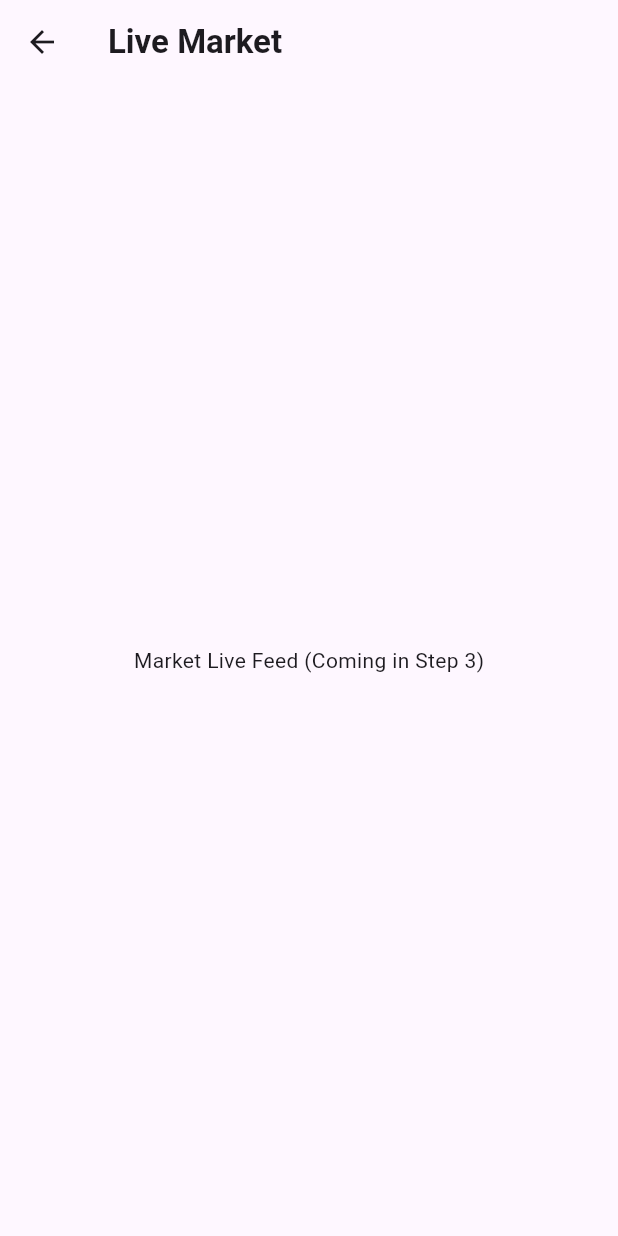
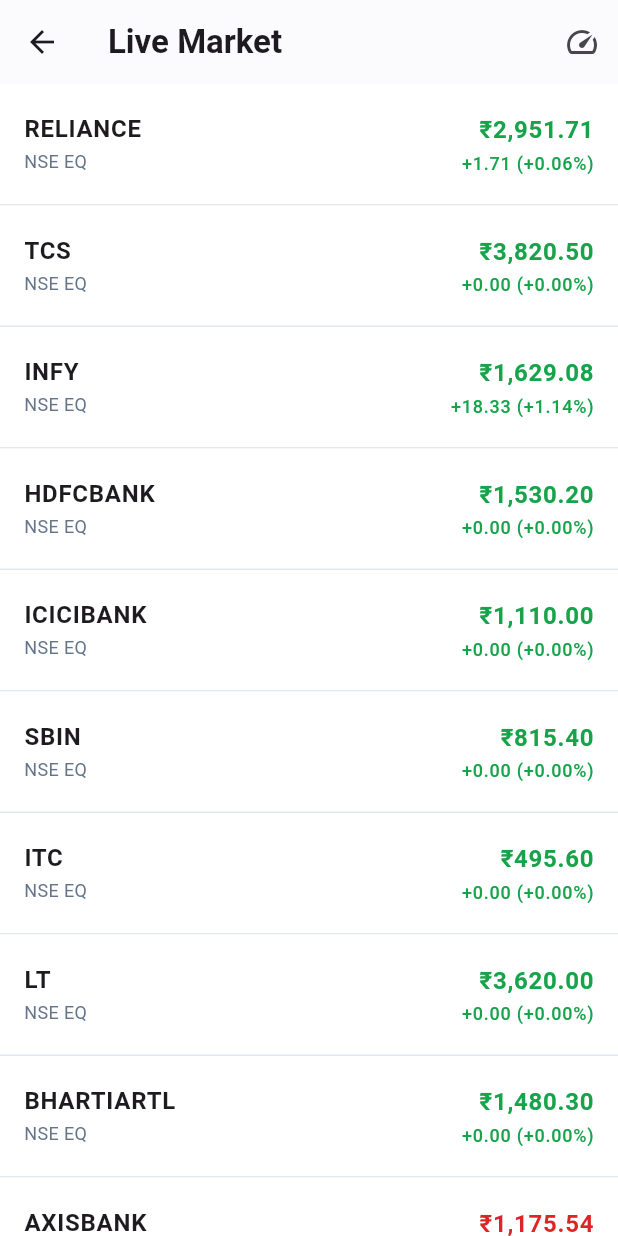
Before and after one commit to Shubhangi-H98/trading_app_021, a Flutter app: the MarketPage screen opened directly, on a phone screen of 412 x 824 dp. Run offline on Flutter 3.47's test engine with Material 3 defaults, Android fonts, the phone set to English and light mode, and no system bars; our stand-ins replace equatable, flutter_bloc, shared_preferences; accounts and stored records are empty.

Commit message:
feat(market): implement core data layer and real-time live price feed with flash animations

```diff
--- a/lib/core/constants/stock_constants.dart
+++ b/lib/core/constants/stock_constants.dart
@@ -1,14 +1,16 @@
 class StockConstants {
-  static const List<String> stocks =[
-    'RELIANCE',
-    'TCS',
-    'INFY',
-    'HDFCBANK',
-    'ICICIBANK',
-    'SBIN',
-    'ITC',
-    'LT',
-    'BHARTIARTL',
-    'AXISBANK',
-  ];
+  static const Map<String, double> initialStockPrices = {
+    'RELIANCE': 2950.00,
+    'TCS': 3820.50,
+    'INFY': 1610.75,
+    'HDFCBANK': 1530.20,
+    'ICICIBANK': 1110.00,
+    'SBIN': 815.40,
+    'ITC': 495.60,
+    'LT': 3620.00,
+    'BHARTIARTL': 1480.30,
+    'AXISBANK': 1175.80,
+  };
+
+  static List<String> get symbols => initialStockPrices.keys.toList();
 }
--- /dev/null
+++ b/lib/core/utils/currency_formatter.dart
@@ -0,0 +1,20 @@
+import 'package:intl/intl.dart';
+
+class CurrencyFormatter {
+  static final _currencyFormat = NumberFormat.currency(
+    locale: 'en_IN',
+    symbol: '₹',
+    decimalDigits: 2,
+  );
+
+  static String format(double value) => _currencyFormat.format(value);
+
+  static String formatChange(double change, double changePercent) {
+    final sign = change >= 0 ? '+' : '';
+    return '$sign${change.toStringAsFixed(2)} ($sign${changePercent.toStringAsFixed(2)}%)';
+  }
+
+  static double roundTo2Decimals(double value) {
+    return double.parse(value.toStringAsFixed(2));
+  }
+}
--- /dev/null
+++ b/lib/data/model/stock_model.dart
@@ -0,0 +1,63 @@
+import 'package:equatable/equatable.dart';
+
+enum PriceDirection { up, down, unchanged }
+
+class StockModel extends Equatable {
+  final String symbol;
+  final double ltp;
+  final double previousClose;
+  final double change;
+  final double changePercent;
+  final PriceDirection direction;
+  final DateTime lastUpdated;
+
+  const StockModel({
+    required this.symbol,
+    required this.ltp,
+    required this.previousClose,
+    required this.change,
+    required this.changePercent,
+    this.direction = PriceDirection.unchanged,
+    required this.lastUpdated,
+  });
+
+  StockModel copyWith({
+    double? ltp,
+    double? previousClose,
+    double? change,
+    double? changePercent,
+    PriceDirection? direction,
+    DateTime? lastUpdated,
+  }) {
+    return StockModel(
+      symbol: symbol,
+      ltp: ltp ?? this.ltp,
+      previousClose: previousClose ?? this.previousClose,
+      change: change ?? this.change,
+      changePercent: changePercent ?? this.changePercent,
+      direction: direction ?? this.direction,
+      lastUpdated: lastUpdated ?? this.lastUpdated,
+    );
+  }
+
+  Map<String, dynamic> toJson() => {
+    'symbol': symbol,
+    'ltp': ltp,
+    'previousClose': previousClose,
+    'change': change,
+    'changePercent': changePercent,
+    'lastUpdated': lastUpdated.toIso8601String(),
+  };
+
+  factory StockModel.fromJson(Map<String, dynamic> json) => StockModel(
+    symbol: json['symbol'] as String,
+    ltp: (json['ltp'] as num).toDouble(),
+    previousClose: (json['previousClose'] as num).toDouble(),
+    change: (json['change'] as num).toDouble(),
+    changePercent: (json['changePercent'] as num).toDouble(),
+    lastUpdated: DateTime.parse(json['lastUpdated'] as String),
+  );
+
+  @override
+  List<Object?> get props => [symbol, ltp, change, changePercent, direction];
+}
--- /dev/null
+++ b/lib/presentation/market/bloc/market_bloc.dart
@@ -0,0 +1,41 @@
+import 'dart:async';
+import 'package:flutter_bloc/flutter_bloc.dart';
+import '../../../data/datasources/mock_market_feed_service.dart';
+import 'market_event.dart';
+import 'market_state.dart';
+
+class MarketBloc extends Bloc<MarketEvent, MarketState> {
+  final MockMarketFeedService _feedService;
+  StreamSubscription? _feedSubscription;
+
+  MarketBloc(this._feedService) : super(const MarketState()) {
+    on<StartMarketFeedEvent>(_onStartFeed);
+    on<MarketPricesUpdatedEvent>(_onPricesUpdated);
+    on<ChangeTickRateEvent>(_onChangeTickRate);
+  }
+
+  void _onStartFeed(StartMarketFeedEvent event, Emitter<MarketState> emit) {
+    _feedService.initialize();
+    emit(state.copyWith(status: MarketStatus.live, stocks: _feedService.currentPrices));
+
+    _feedSubscription?.cancel();
+    _feedSubscription = _feedService.priceStream.listen((stocks) {
+      add(MarketPricesUpdatedEvent(stocks));
+    });
+  }
+
+  void _onPricesUpdated(MarketPricesUpdatedEvent event, Emitter<MarketState> emit) {
+    emit(state.copyWith(stocks: event.stocks));
+  }
+
+  void _onChangeTickRate(ChangeTickRateEvent event, Emitter<MarketState> emit) {
+    _feedService.setTickRate(event.tickRate);
+    emit(state.copyWith(tickRate: event.tickRate));
+  }
+
+  @override
+  Future<void> close() {
+    _feedSubscription?.cancel();
+    return super.close();
+  }
+}
--- /dev/null
+++ b/lib/presentation/market/bloc/market_event.dart
@@ -0,0 +1,24 @@
+import 'package:equatable/equatable.dart';
+import '../../../data/model/stock_model.dart';
+
+abstract class MarketEvent extends Equatable {
+  const MarketEvent();
+  @override
+  List<Object?> get props => [];
+}
+
+class StartMarketFeedEvent extends MarketEvent {}
+
+class MarketPricesUpdatedEvent extends MarketEvent {
+  final Map<String, StockModel> stocks;
+  const MarketPricesUpdatedEvent(this.stocks);
+  @override
+  List<Object?> get props => [stocks];
+}
+
+class ChangeTickRateEvent extends MarketEvent {
+  final int tickRate;
+  const ChangeTickRateEvent(this.tickRate);
+  @override
+  List<Object?> get props => [tickRate];
+}
--- /dev/null
+++ b/lib/presentation/market/bloc/market_state.dart
@@ -0,0 +1,31 @@
+import 'package:equatable/equatable.dart';
+import '../../../data/model/stock_model.dart';
+
+enum MarketStatus { initial, loading, live }
+
+class MarketState extends Equatable {
+  final MarketStatus status;
+  final Map<String, StockModel> stocks;
+  final int tickRate;
+
+  const MarketState({
+    this.status = MarketStatus.initial,
+    this.stocks = const {},
+    this.tickRate = 2,
+  });
+
+  MarketState copyWith({
+    MarketStatus? status,
+    Map<String, StockModel>? stocks,
+    int? tickRate,
+  }) {
+    return MarketState(
+      status: status ?? this.status,
+      stocks: stocks ?? this.stocks,
+      tickRate: tickRate ?? this.tickRate,
+    );
+  }
+
+  @override
+  List<Object?> get props => [status, stocks, tickRate];
+}
--- a/lib/presentation/market/pages/market_page.dart
+++ b/lib/presentation/market/pages/market_page.dart
@@ -1,4 +1,10 @@
 import 'package:flutter/material.dart';
+import 'package:flutter_bloc/flutter_bloc.dart';
+import '../../../core/theme/app_colors.dart';
+import '../bloc/market_bloc.dart';
+import '../bloc/market_event.dart';
+import '../bloc/market_state.dart';
+import '../widgets/market_stock_tile.dart';
 
 class MarketPage extends StatelessWidget {
   const MarketPage({super.key});
@@ -6,13 +12,95 @@
   @override
   Widget build(BuildContext context) {
     return Scaffold(
+      backgroundColor: AppColors.background,
       appBar: AppBar(
         title: const Text('Live Market', style: TextStyle(fontWeight: FontWeight.bold)),
-        elevation: 0,
+        backgroundColor: Colors.white,
+        elevation: 0.5,
+        actions: [
+          // Stress Test Speed Controller Sheet
+          IconButton(
+            icon: const Icon(Icons.speed),
+            tooltip: 'Stress Test Tick Rate',
+            onPressed: () => _showTickRateSheet(context),
+          ),
+        ],
       ),
-      body: const Center(
-        child: Text('Market Live Feed (Coming in Step 3)'),
+      body: BlocBuilder<MarketBloc, MarketState>(
+        builder: (context, state) {
+          if (state.stocks.isEmpty) {
+            return const Center(child: CircularProgressIndicator());
+          }
+
+          final stockList = state.stocks.values.toList();
+
+          return ListView.separated(
+            physics: const AlwaysScrollableScrollPhysics(),
+            itemCount: stockList.length,
+            separatorBuilder: (_, __) => const Divider(height: 1, color: AppColors.border),
+            itemBuilder: (context, index) {
+              final stock = stockList[index];
+              return MarketStockTile(
+                stock: stock,
+                onTap: () {
+                  ScaffoldMessenger.of(context).showSnackBar(
+                    SnackBar(
+                      content: Text('Selected ${stock.symbol} (Order ticket opens here)'),
+                      duration: const Duration(seconds: 1),
+                    ),
+                  );
+                },
+              );
+            },
+          );
+        },
       ),
     );
   }
+
+  void _showTickRateSheet(BuildContext context) {
+    showModalBottomSheet(
+      context: context,
+      shape: const RoundedRectangleBorder(
+        borderRadius: BorderRadius.vertical(top: Radius.circular(16)),
+      ),
+      builder: (sheetContext) {
+        return BlocBuilder<MarketBloc, MarketState>(
+          bloc: BlocProvider.of<MarketBloc>(context),
+          builder: (context, state) {
+            return Padding(
+              padding: const EdgeInsets.all(20.0),
+              child: Column(
+                mainAxisSize: MainAxisSize.min,
+                crossAxisAlignment: CrossAxisAlignment.start,
+                children: [
+                  const Text(
+                    'Stress Test Speed Control',
+                    style: TextStyle(fontSize: 18, fontWeight: FontWeight.bold),
+                  ),
+                  const SizedBox(height: 8),
+                  Text(
+                    'Current Rate: ${state.tickRate} ticks/sec',
+                    style: const TextStyle(color: AppColors.primary, fontWeight: FontWeight.w600),
+                  ),
+                  Slider(
+                    value: state.tickRate.toDouble(),
+                    min: 1,
+                    max: 50,
+                    divisions: 49,
+                    label: '${state.tickRate} ticks/sec',
+                    onChanged: (value) {
+                      BlocProvider.of<MarketBloc>(context).add(
+                        ChangeTickRateEvent(value.round()),
+                      );
+                    },
+                  ),
+                ],
+              ),
+            );
+          },
+        );
+      },
+    );
+  }
 }
--- /dev/null
+++ b/lib/presentation/market/widgets/market_stock_tile.dart
@@ -0,0 +1,109 @@
+import 'package:flutter/material.dart';
+import '../../../core/theme/app_colors.dart';
+import '../../../core/utils/currency_formatter.dart';
+import '../../../data/model/stock_model.dart';
+
+class MarketStockTile extends StatefulWidget {
+  final StockModel stock;
+  final VoidCallback onTap;
+
+  const MarketStockTile({
+    super.key,
+    required this.stock,
+    required this.onTap,
+  });
+
+  @override
+  State<MarketStockTile> createState() => _MarketStockTileState();
+}
+
+class _MarketStockTileState extends State<MarketStockTile> with SingleTickerProviderStateMixin {
+  late AnimationController _flashController;
+  late Animation<Color?> _colorAnimation;
+
+  @override
+  void initState() {
+    super.initState();
+    _flashController = AnimationController(
+      vsync: this,
+      duration: const Duration(milliseconds: 300),
+    );
+    _colorAnimation = ColorTween(
+      begin: Colors.white,
+      end: Colors.white,
+    ).animate(_flashController);
+  }
+
+  @override
+  void didUpdateWidget(covariant MarketStockTile oldWidget) {
+    super.didUpdateWidget(oldWidget);
+    if (widget.stock.ltp != oldWidget.stock.ltp) {
+      final isUp = widget.stock.ltp > oldWidget.stock.ltp;
+      _colorAnimation = ColorTween(
+        begin: isUp ? AppColors.greenFlash : AppColors.redFlash,
+        end: Colors.white,
+      ).animate(_flashController);
+
+      _flashController.forward(from: 0.0);
+    }
+  }
+
+  @override
+  void dispose() {
+    _flashController.dispose();
+    super.dispose();
+  }
+
+  @override
+  Widget build(BuildContext context) {
+    final isPositive = widget.stock.change >= 0;
+    final changeColor = isPositive ? AppColors.greenUp : AppColors.redDown;
+
+    return AnimatedBuilder(
+      animation: _colorAnimation,
+      builder: (context, child) {
+        return Container(
+          color: _colorAnimation.value,
+          child: ListTile(
+            onTap: widget.onTap,
+            contentPadding: const EdgeInsets.symmetric(horizontal: 16, vertical: 4),
+            title: Text(
+              widget.stock.symbol,
+              style: const TextStyle(fontWeight: FontWeight.bold, fontSize: 16),
+            ),
+            subtitle: Text(
+              'NSE EQ',
+              style: TextStyle(color: AppColors.textSecondary, fontSize: 12),
+            ),
+            trailing: Column(
+              mainAxisAlignment: MainAxisAlignment.center,
+              crossAxisAlignment: CrossAxisAlignment.end,
+              children: [
+                Text(
+                  CurrencyFormatter.format(widget.stock.ltp),
+                  style: TextStyle(
+                    fontWeight: FontWeight.bold,
+                    fontSize: 16,
+                    color: changeColor,
+                  ),
+                ),
+                const SizedBox(height: 2),
+                Text(
+                  CurrencyFormatter.formatChange(
+                    widget.stock.change,
+                    widget.stock.changePercent,
+                  ),
+                  style: TextStyle(
+                    fontSize: 12,
+                    fontWeight: FontWeight.w500,
+                    color: changeColor,
+                  ),
+                ),
+              ],
+            ),
+          ),
+        );
+      },
+    );
+  }
+}
--- a/pubspec.yaml
+++ b/pubspec.yaml
@@ -39,6 +39,7 @@
   sqflite: ^2.4.2+1
   path: ^1.9.1
   shared_preferences: ^2.5.5
+  intl: ^0.20.3
 
 dev_dependencies:
   flutter_test:
```
Also changed, not shown: lib/data/datasources/local_storage_service.dart (added, +83 -0 lines), lib/data/datasources/mock_market_feed_service.dart (added, +95 -0 lines), lib/data/model/holding_model.dart (added, +41 -0 lines), lib/data/model/order_model.dart (added, +46 -0 lines), lib/data/model/watchlist_model.dart (added, +39 -0 lines), lib/main.dart (+17 -6 lines), pubspec.lock.
